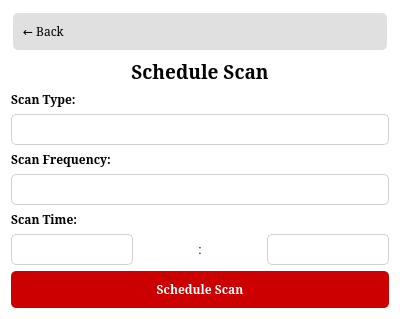
Qt form clamav/custom-clam-scanner/ui/schedulescanpage.ui (Gianmarcob7/phishnetdemo) before a commit.
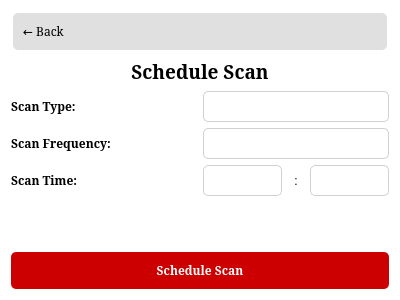
The same form after that commit. Icons and pictures are not drawn.

```diff
--- a/clamav/custom-clam-scanner/ui/schedulescanpage.ui
+++ b/clamav/custom-clam-scanner/ui/schedulescanpage.ui
@@ -105,6 +105,8 @@
     </widget>
    </item>
    <item>
+    <layout class="QHBoxLayout" name="horizontalLayout">
+     <item>
     <widget class="QLabel" name="scanTypeLabel">
      <property name="font">
       <font>
@@ -129,6 +131,10 @@
      </property>
     </widget>
    </item>
+    </layout>
+   </item>
+   <item>
+    <layout class="QHBoxLayout" name="horizontalLayout_2">
    <item>
     <widget class="QLabel" name="frequencyLabel">
      <property name="font">
@@ -154,6 +160,10 @@
      </property>
     </widget>
    </item>
+    </layout>
+   </item>
+   <item>
+    <layout class="QHBoxLayout" name="horizontalLayout_3">
    <item>
     <widget class="QLabel" name="timeLabel">
      <property name="font">
@@ -207,6 +217,21 @@
       </widget>
      </item>
     </layout>
+     </item>
+    </layout>
+   </item>
+   <item>
+    <spacer name="verticalSpacer">
+     <property name="orientation">
+      <enum>Qt::Vertical</enum>
+     </property>
+     <property name="sizeHint" stdset="0">
+      <size>
+       <width>20</width>
+       <height>40</height>
+      </size>
+     </property>
+    </spacer>
    </item>
    <item>
     <widget class="QPushButton" name="scheduleButton">
```
Left out of the diff: 8 changed lines with no effect on the pictures. Lines whose indentation alone changed are shown as unchanged.
